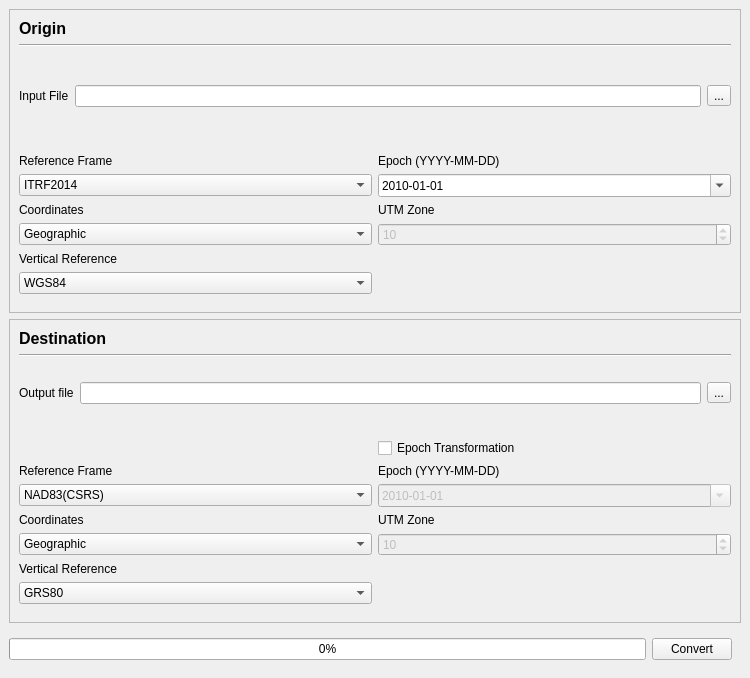
First picture: the form in las_trx/resources/mainwindow.ui, repository HakaiInstitute/LAS-TRX, before the edit.
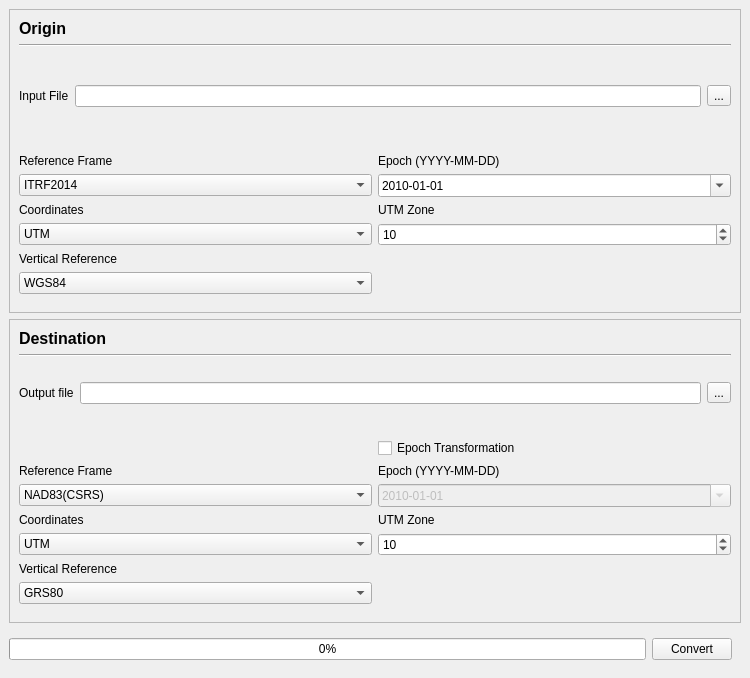
Second picture: the form after the edit.

Commit message: Update default coord types

```diff
--- a/las_trx/resources/mainwindow.ui
+++ b/las_trx/resources/mainwindow.ui
@@ -95,7 +95,7 @@
           <item row="5" column="1">
            <widget class="QSpinBox" name="spinBox_input_utm_zone">
             <property name="enabled">
-             <bool>false</bool>
+             <bool>true</bool>
             </property>
             <property name="minimum">
              <number>7</number>
@@ -110,6 +110,9 @@
           </item>
           <item row="5" column="0">
            <widget class="QComboBox" name="comboBox_input_coordinates">
+            <property name="currentIndex">
+             <number>2</number>
+            </property>
             <item>
              <property name="text">
               <string>Geographic</string>
@@ -506,7 +509,7 @@
           <item row="5" column="1">
            <widget class="QSpinBox" name="spinBox_output_utm_zone">
             <property name="enabled">
-             <bool>false</bool>
+             <bool>true</bool>
             </property>
             <property name="minimum">
              <number>7</number>
@@ -554,6 +557,9 @@
           </item>
           <item row="5" column="0">
            <widget class="QComboBox" name="comboBox_output_coordinates">
+            <property name="currentIndex">
+             <number>2</number>
+            </property>
             <item>
              <property name="text">
               <string>Geographic</string>
```
Left out of the diff: 6 changed lines with no effect on the pictures. The commit also changes 1 other file.
